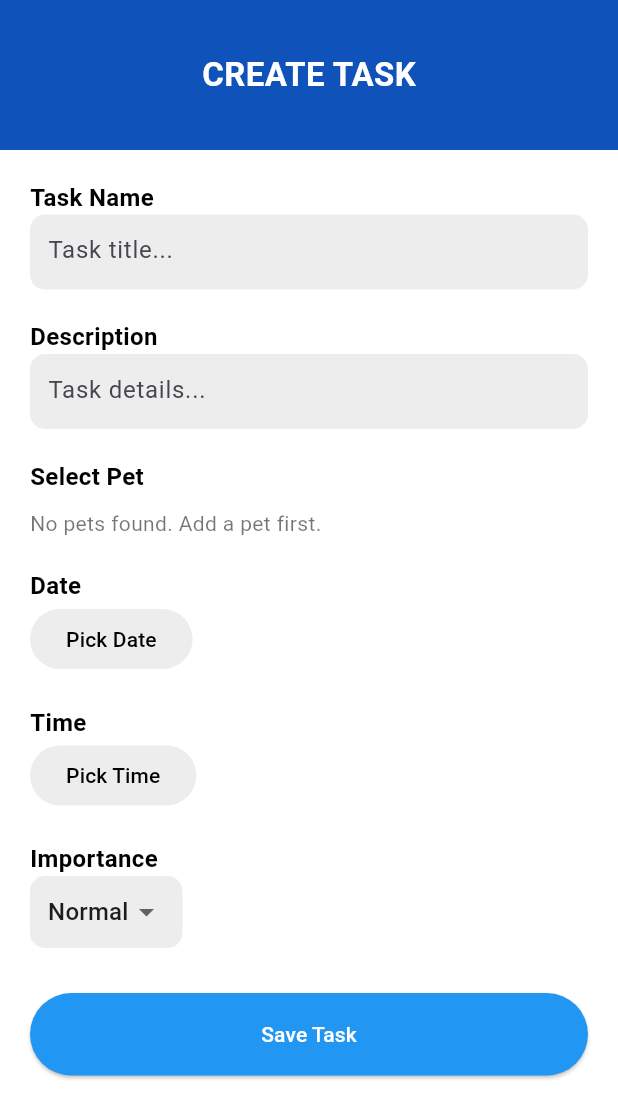
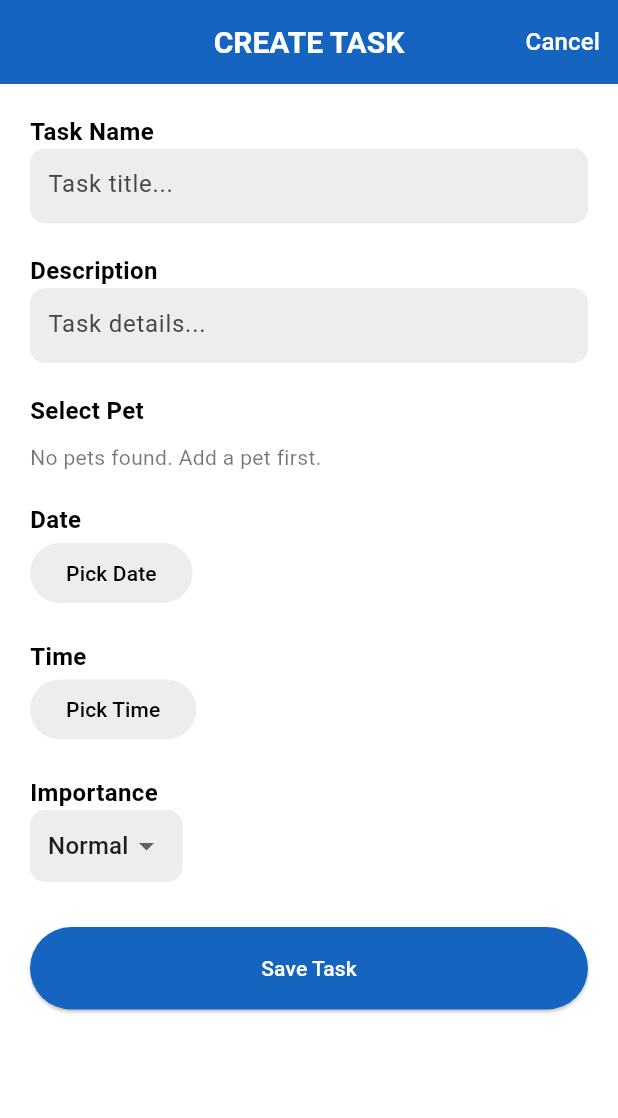
Before and after one commit to Solares10/PetMinder2.0, a Flutter app: the CreateTaskScreen screen opened by its route, on a phone screen of 412 x 824 dp. Shown: the top 1118 px of the screen. Run offline on Flutter 3.47's test engine with Material 3 defaults, Android fonts, the phone set to English and light mode, and no system bars; our stand-ins replace cloud_firestore, file_picker, firebase_auth, firebase_core, firebase_storage, image_picker; accounts and stored records are empty.

Commit message:
Update create_task_screen
- added cancel button to go back to  home screen

```diff
--- a/lib/screens/create_task_screen.dart
+++ b/lib/screens/create_task_screen.dart
@@ -92,8 +92,7 @@ class _CreateTaskScreenState extends State<CreateTaskScreen> {
     final user = FirebaseAuth.instance.currentUser;
     if (user == null) return;
 
-    final formattedTime =
-        selectedTime!.format(context); // e.g. "8:30 PM"
+    final formattedTime = selectedTime!.format(context); // e.g. "8:30 PM"
 
     await FirebaseFirestore.instance
         .collection("users")
@@ -134,25 +133,35 @@ class _CreateTaskScreenState extends State<CreateTaskScreen> {
   Widget build(BuildContext context) {
     return Scaffold(
       backgroundColor: Colors.white,
-      body: Column(
-        children: [
-          Container(
-            height: 100,
-            width: double.infinity,
-            alignment: Alignment.center,
-            color: const Color(0xFF0F52BA),
-            child: const Text(
+
+      appBar: AppBar(
+        backgroundColor: Colors.blue.shade800,
+        automaticallyImplyLeading: false,
+        centerTitle: true,
+        title: const Text(
           "CREATE TASK",
           style: TextStyle(
+            fontSize: 20,
+            fontWeight: FontWeight.w600,
             color: Colors.white,
-                  fontSize: 22,
-                  fontWeight: FontWeight.bold),
           ),
         ),
+        actions: [
+          TextButton(
+            onPressed: () => Navigator.pop(context),
+            child: const Text(
+              "Cancel",
+              style: TextStyle(
+                color: Colors.white,
+                fontSize: 16,
+              ),
+            ),
+          )
+        ],
+      ),
 
-          // MAIN CONTENT
-          Expanded(
-            child: SingleChildScrollView(
+
+      body: SingleChildScrollView(
         padding: const EdgeInsets.all(20),
         child: Column(
           crossAxisAlignment: CrossAxisAlignment.start,
@@ -166,7 +175,6 @@ class _CreateTaskScreenState extends State<CreateTaskScreen> {
 
             const SizedBox(height: 20),
             _label("Select Pet"),
-
             const SizedBox(height: 10),
             _petSelector(),
 
@@ -187,18 +195,20 @@ class _CreateTaskScreenState extends State<CreateTaskScreen> {
           ],
         ),
       ),
-          ),
-        ],
-      ),
     );
   }
 
   // ---------------- COMPONENTS ----------------
 
   Widget _label(String text) {
-    return Text(text,
+    return Text(
+      text,
       style: const TextStyle(
-            fontSize: 16, fontWeight: FontWeight.bold, color: Colors.black));
+        fontSize: 16,
+        fontWeight: FontWeight.bold,
+        color: Colors.black,
+      ),
+    );
   }
 
   Widget _input(TextEditingController c, String hint) {
@@ -206,20 +216,25 @@ class _CreateTaskScreenState extends State<CreateTaskScreen> {
       height: 50,
       decoration: BoxDecoration(
         borderRadius: BorderRadius.circular(10),
-          color: const Color(0xFFEDEDED)),
+        color: const Color(0xFFEDEDED),
+      ),
       padding: const EdgeInsets.symmetric(horizontal: 12),
       child: TextField(
         controller: c,
         decoration: InputDecoration(
-            border: InputBorder.none, hintText: hint),
+          border: InputBorder.none,
+          hintText: hint,
+        ),
       ),
     );
   }
 
   Widget _petSelector() {
     if (pets.isEmpty) {
-      return const Text("No pets found. Add a pet first.",
-          style: TextStyle(color: Colors.black54));
+      return const Text(
+        "No pets found. Add a pet first.",
+        style: TextStyle(color: Colors.black54),
+      );
     }
 
     return SizedBox(
@@ -245,13 +260,15 @@ class _CreateTaskScreenState extends State<CreateTaskScreen> {
                 borderRadius: BorderRadius.circular(12),
                 border: Border.all(
                   color: active ? Colors.orange : Colors.transparent,
-                    width: 3),
+                  width: 3,
+                ),
                 color: Colors.white,
                 boxShadow: const [
                   BoxShadow(
                     blurRadius: 4,
                     color: Colors.black12,
-                      offset: Offset(0, 3))
+                    offset: Offset(0, 3),
+                  )
                 ],
               ),
               child: Column(
@@ -259,7 +276,8 @@ class _CreateTaskScreenState extends State<CreateTaskScreen> {
                   Expanded(
                     child: ClipRRect(
                       borderRadius: const BorderRadius.vertical(
-                          top: Radius.circular(12)),
+                        top: Radius.circular(12),
+                      ),
                       child: Image.network(
                         pet["imageUrl"] ?? "",
                         width: double.infinity,
@@ -277,7 +295,9 @@ class _CreateTaskScreenState extends State<CreateTaskScreen> {
                     child: Text(
                       pet["name"],
                       style: const TextStyle(
-                          fontWeight: FontWeight.bold, fontSize: 14),
+                        fontWeight: FontWeight.bold,
+                        fontSize: 14,
+                      ),
                       overflow: TextOverflow.ellipsis,
                     ),
                   ),
@@ -296,7 +316,8 @@ class _CreateTaskScreenState extends State<CreateTaskScreen> {
       style: ElevatedButton.styleFrom(
         backgroundColor: const Color(0xFFEDEDED),
         elevation: 0,
-          foregroundColor: Colors.black),
+        foregroundColor: Colors.black,
+      ),
       child: Text(
         selectedDate == null
             ? "Pick Date"
@@ -311,7 +332,8 @@ class _CreateTaskScreenState extends State<CreateTaskScreen> {
       style: ElevatedButton.styleFrom(
         backgroundColor: const Color(0xFFEDEDED),
         elevation: 0,
-          foregroundColor: Colors.black),
+        foregroundColor: Colors.black,
+      ),
       child: Text(
         selectedTime == null ? "Pick Time" : selectedTime!.format(context),
       ),
@@ -343,8 +365,13 @@ class _CreateTaskScreenState extends State<CreateTaskScreen> {
       height: 55,
       child: ElevatedButton(
         onPressed: saveTask,
-        style: ElevatedButton.styleFrom(backgroundColor: Colors.blue),
-        child: const Text("Save Task", style: TextStyle(color: Colors.white)),
+        style: ElevatedButton.styleFrom(
+          backgroundColor: Colors.blue.shade800,
+        ),
+        child: const Text(
+          "Save Task",
+          style: TextStyle(color: Colors.white),
+        ),
       ),
     );
   }
```
Lines whose indentation alone changed are shown as unchanged.
